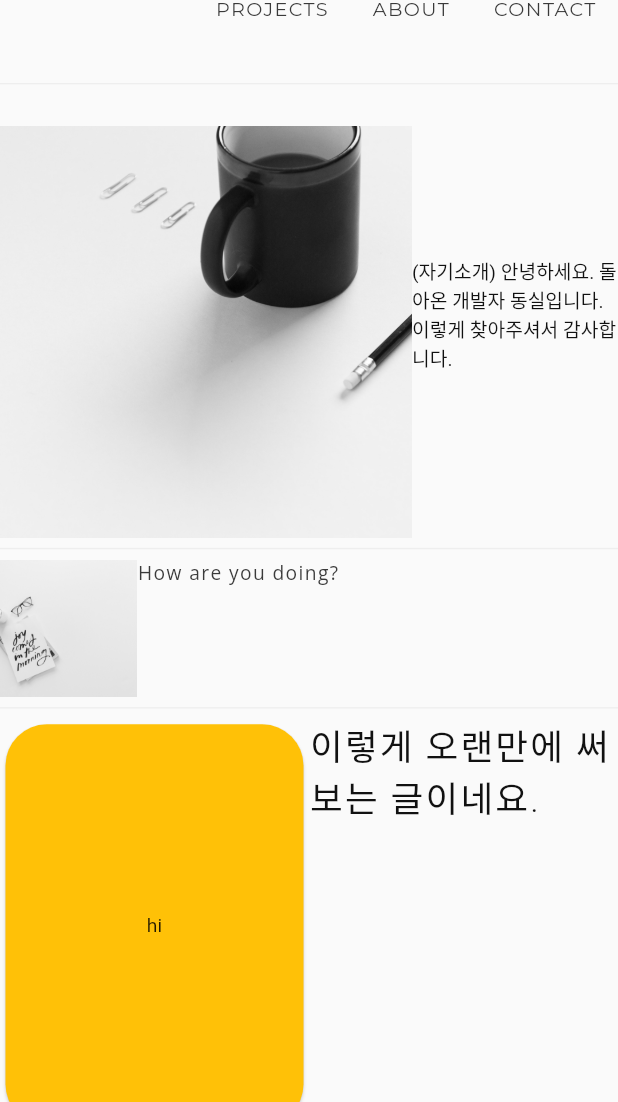
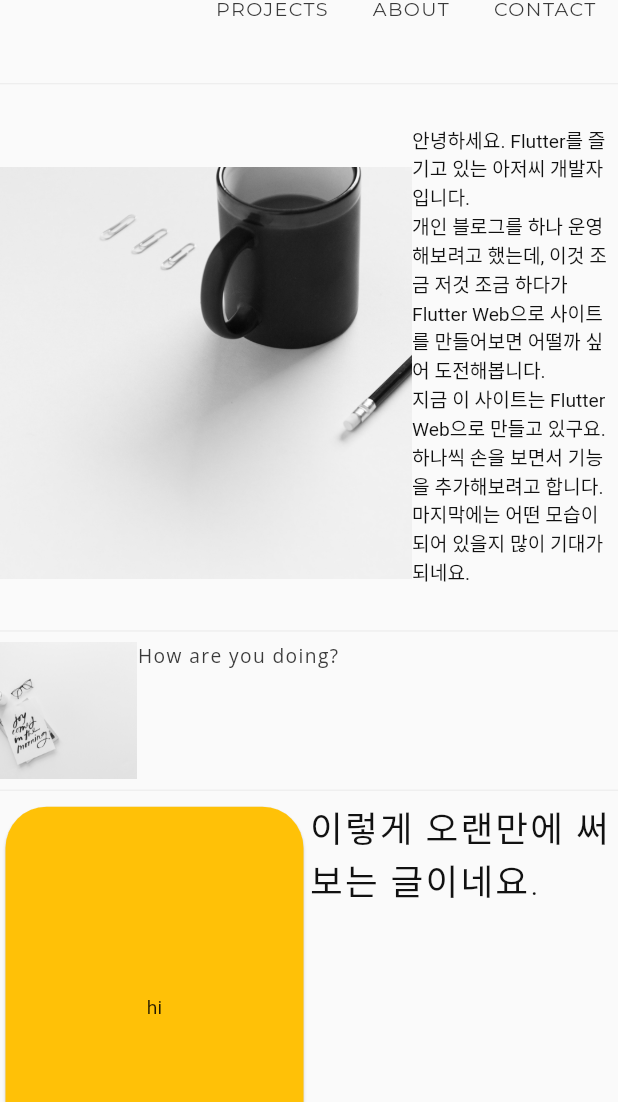
Before and after one commit to ggumgil/dongsilweb, a Flutter app: the screen it shows after launch, on a phone screen of 412 x 824 dp, the part 134-1236 px from its top. Run offline on Flutter 3.47's test engine with Material 2 defaults, Android fonts, the phone set to English and light mode, and no system bars; our stand-ins replace google_fonts, responsive_framework; Roboto replaces fonts that are missing (Jua).

Commit message:
text 분리

```diff
--- a/lib/constant/text.dart
+++ b/lib/constant/text.dart
@@ -1,7 +1,14 @@
-const Map<String, String> texts = {
+const Map<String, String> menu = {
   "title": "Dongsil's Web",
-  "sub_title_1": "What I want",
-  "sub_title_2": "Notion",
-  "sub_title_3": "Flutter",
-  "sub_title_4": "Projects",
+  "sub_title_1": "Dongsil",
+  "sub_title_2": "HOME",
+  "sub_title_3": "WHAT I WANT",
+  "sub_title_4": "PROJECT",
+  "sub_title_5": "POST",
+  "sub_title_6": "CONTACT",
 };
+
+const Map<String, String> contents = {
+  "introduction":
+      "안녕하세요. Flutter를 즐기고 있는 아저씨 개발자입니다.\n개인 블로그를 하나 운영해보려고 했는데, 이것 조금 저것 조금 하다가 Flutter Web으로 사이트를 만들어보면 어떨까 싶어 도전해봅니다.\n지금 이 사이트는 Flutter Web으로 만들고 있구요. 하나씩 손을 보면서 기능을 추가해보려고 합니다.\n마지막에는 어떤 모습이 되어 있을지 많이 기대가 되네요. "
+};
--- a/lib/main.dart
+++ b/lib/main.dart
@@ -1,5 +1,6 @@
 import 'package:dongsilweb/pages/page_list.dart';
 import 'package:dongsilweb/pages/page_post.dart';
+import 'package:dongsilweb/pages/post_grid_page.dart';
 import 'package:dongsilweb/pages/projects_page.dart';
 import 'package:dongsilweb/pages/whatiwant_page.dart';
 import 'package:flutter/material.dart';
@@ -33,7 +34,7 @@ class MyApp extends StatelessWidget {
             const ResponsiveBreakpoint.autoScale(2460, name: "4K"),
           ],
           background: Container(color: const Color(0xFFF5F5F5))),
-      title: texts['title']!,
+      title: menu['title']!,
       initialRoute: Routes.home,
       onGenerateRoute: (RouteSettings settings) {
         return Routes.fadeThrough(settings, (context) {
@@ -44,6 +45,8 @@ class MyApp extends StatelessWidget {
               return const ProjectsPage();
             case Routes.whatiwant:
               return const WhatIWantPage();
+            case Routes.post:
+              return const GridPostPage();
             default:
               return const SizedBox.shrink();
           }
--- a/lib/pages/home_page.dart
+++ b/lib/pages/home_page.dart
@@ -1,5 +1,6 @@
 import 'dart:ui';
 
+import 'package:dongsilweb/constant/text.dart';
 import 'package:dongsilweb/widgets/blog.dart';
 import 'package:dongsilweb/widgets/text.dart';
 import 'package:flutter/material.dart';
@@ -26,10 +27,7 @@ class HomePage extends StatelessWidget {
                       'assets/images/coffee_paperclips_pencil_angled_bw_w1080.jpg',
                       fit: BoxFit.fitHeight),
                 ),
-                const Expanded(
-                    child: TextBody(
-                        text:
-                            '(자기소개) 안녕하세요. 돌아온 개발자 동실입니다.\n이렇게 찾아주셔서 감사합니다.')),
+                Expanded(child: TextBody(text: contents['introduction']!)),
               ],
             ),
             divider,
```
